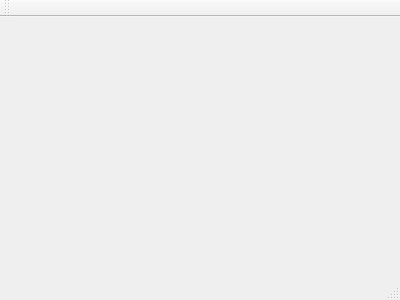
Just1Number/course-selections, file mainwindow.ui: the form before one commit.
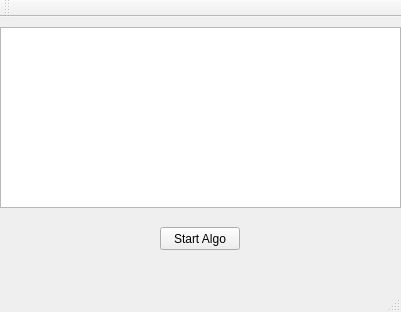
The form after the commit.

```diff
--- a/mainwindow.ui
+++ b/mainwindow.ui
@@ -1,24 +1,63 @@
 <ui version="4.0">
  <class>MainWindow</class>
- <widget class="QMainWindow" name="MainWindow" >
-  <property name="geometry" >
+ <widget class="QMainWindow" name="MainWindow">
+  <property name="geometry">
    <rect>
     <x>0</x>
     <y>0</y>
-    <width>400</width>
-    <height>300</height>
+    <width>401</width>
+    <height>312</height>
    </rect>
   </property>
   <property name="windowTitle" >
    <string>MainWindow</string>
   </property>
-  <widget class="QMenuBar" name="menuBar" />
-  <widget class="QToolBar" name="mainToolBar" />
-  <widget class="QWidget" name="centralWidget" />
-  <widget class="QStatusBar" name="statusBar" />
+  <widget class="QWidget" name="centralWidget">
+   <widget class="QTextBrowser" name="textBrowser">
+    <property name="geometry">
+     <rect>
+      <x>0</x>
+      <y>10</y>
+      <width>401</width>
+      <height>181</height>
+     </rect>
+    </property>
+   </widget>
+   <widget class="QPushButton" name="pushButton">
+    <property name="geometry">
+     <rect>
+      <x>160</x>
+      <y>210</y>
+      <width>80</width>
+      <height>23</height>
+     </rect>
+    </property>
+    <property name="text">
+     <string>Start Algo</string>
+    </property>
+   </widget>
+  </widget>
+  <widget class="QMenuBar" name="menuBar">
+   <property name="geometry">
+    <rect>
+     <x>0</x>
+     <y>0</y>
+     <width>401</width>
+     <height>20</height>
+    </rect>
+   </property>
+  </widget>
+  <widget class="QToolBar" name="mainToolBar">
+   <attribute name="toolBarArea">
+    <enum>TopToolBarArea</enum>
+   </attribute>
+   <attribute name="toolBarBreak">
+    <bool>false</bool>
+   </attribute>
+  </widget>
+  <widget class="QStatusBar" name="statusBar"/>
  </widget>
- <layoutDefault spacing="6" margin="11" />
- <pixmapfunction></pixmapfunction>
+ <layoutdefault spacing="6" margin="11"/>
  <resources/>
  <connections/>
 </ui>
```
Left out of the diff: 3 changed lines with no effect on the pictures.
